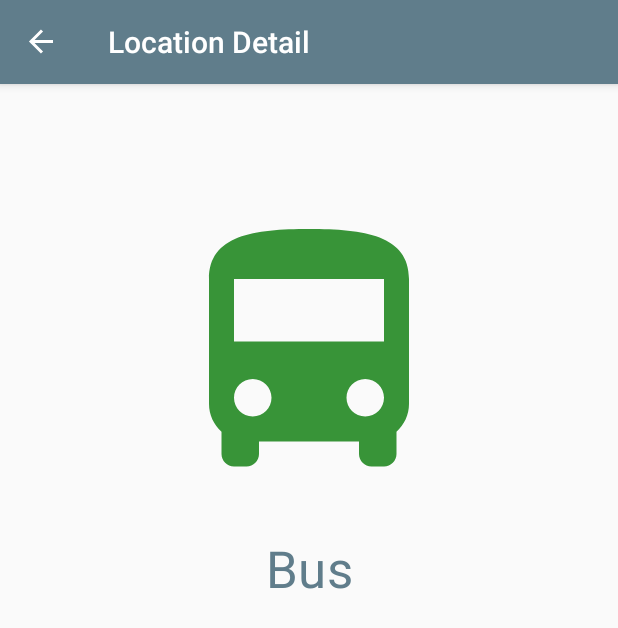
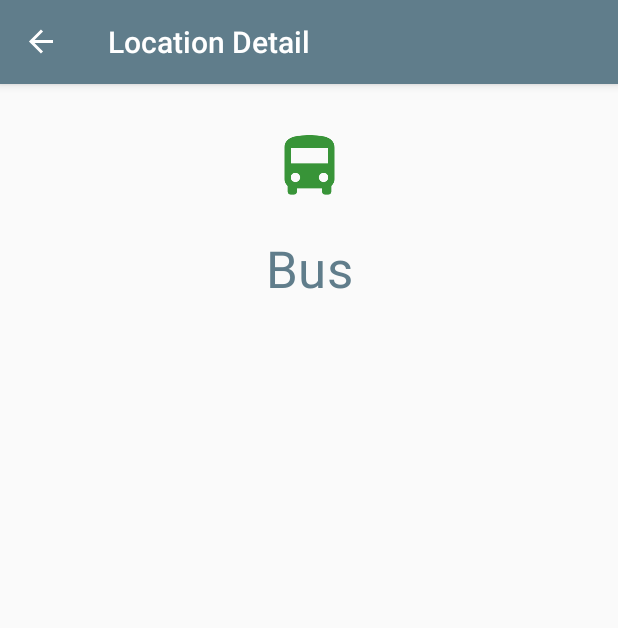
Before and after one commit to mthuhuynh/TourGuideApp, an Android app: the screen it shows after launch (MainActivity), after a tap on "Bus", on a phone screen of 412 x 824 dp. Shown: the top 628 px of the screen. Run offline under Robolectric (Android 15) with nearby library versions, the phone set to English and light mode, and no system bars; our stand-ins replace navigation-ui.

Commit message:
Location Fragment - Gridview Location (no spinner) LocationDetailFragment do not display RecyclerView

```diff
--- a/app/src/main/java/funix/prm/tourguideapp/detail/LocationDetailFragment.java
+++ b/app/src/main/java/funix/prm/tourguideapp/detail/LocationDetailFragment.java
@@ -2,6 +2,11 @@ package funix.prm.tourguideapp.detail;
 
 import android.app.Application;
 import android.os.Bundle;
+import android.content.Context;
+
+import androidx.recyclerview.widget.GridLayoutManager;
+import androidx.recyclerview.widget.LinearLayoutManager;
+import androidx.recyclerview.widget.RecyclerView;
 
 import androidx.fragment.app.Fragment;
 import androidx.lifecycle.Observer;
@@ -14,6 +19,7 @@ import android.widget.ImageView;
 import android.widget.TextView;
 
 import funix.prm.tourguideapp.R;
+import funix.prm.tourguideapp.detail.dummy.DummyContent;
 import funix.prm.tourguideapp.model.Location;
 
 import java.util.Objects;
@@ -22,12 +28,32 @@ import java.util.Objects;
  * A simple {@link Fragment} subclass.
  */
 public class LocationDetailFragment extends Fragment {
-
+    //list
+    // TODO: Customize parameter argument names
+    private static final String ARG_COLUMN_COUNT = "column-count";
+    // TODO: Customize parameters
+    private int mColumnCount = 1;
 
     public LocationDetailFragment() {
         // Required empty public constructor
     }
 
+    public static LocationDetailFragment newInstance(int columnCount) {
+        LocationDetailFragment fragment = new LocationDetailFragment();
+        Bundle args = new Bundle();
+        args.putInt(ARG_COLUMN_COUNT, columnCount);
+        fragment.setArguments(args);
+        return fragment;
+    }
+
+    @Override
+    public void onCreate(Bundle savedInstanceState) {
+        super.onCreate(savedInstanceState);
+
+        if (getArguments() != null) {
+            mColumnCount = getArguments().getInt(ARG_COLUMN_COUNT);
+        }
+    }
 
     @Override
     public View onCreateView(LayoutInflater inflater, ViewGroup container,
@@ -38,12 +64,12 @@ public class LocationDetailFragment extends Fragment {
         final ImageView locationImageView = view.findViewById(R.id.detail_location_image_view);
         final TextView locationNameTextView = view.findViewById(R.id.detail_location_name_text_view);
 
-        Application application = Objects.requireNonNull(getActivity()).getApplication();
-        Location location = LocationDetailFragmentArgs.fromBundle(Objects.requireNonNull(getArguments())).getDetailFragmentArgs();
+        Application application = requireActivity().getApplication();
+        Location location = LocationDetailFragmentArgs.fromBundle(requireArguments()).getDetailFragmentArgs();
         DetailFragmentViewModelFactory factory = new  DetailFragmentViewModelFactory(application, location);
         DetailFragmentViewModel viewModel = ViewModelProviders.of(this, factory).get(DetailFragmentViewModel.class);
 
-        viewModel.getSelectedLocation().observe(this, new Observer<Location>() {
+        viewModel.getSelectedLocation().observe(getViewLifecycleOwner(), new Observer<Location>() {
             @Override
             public void onChanged(Location location) {
                 locationImageView.setImageResource(location.getLocationImage());
@@ -51,6 +77,19 @@ public class LocationDetailFragment extends Fragment {
             }
         });
 
+        //list
+        // Set the adapter
+        if (view instanceof RecyclerView) {
+            Context context = view.getContext();
+            RecyclerView recyclerView = (RecyclerView) view;
+            if (mColumnCount <= 1) {
+                recyclerView.setLayoutManager(new LinearLayoutManager(context));
+            } else {
+                recyclerView.setLayoutManager(new GridLayoutManager(context, mColumnCount));
+            }
+            recyclerView.setAdapter(new AddressRecyclerViewAdapter(DummyContent.ITEMS));
+        }
+
         return view;
     }
 
--- a/app/src/main/res/layout/fragment_location_detail.xml
+++ b/app/src/main/res/layout/fragment_location_detail.xml
@@ -9,25 +9,40 @@
 
     <ImageView
         android:id="@+id/detail_location_image_view"
-        android:layout_width="200dp"
-        android:layout_height="200dp"
-        android:layout_marginTop="80dp"
+        android:layout_width="50dp"
+        android:layout_height="50dp"
+        android:layout_marginTop="30dp"
         tools:src="@drawable/ic_motorcycle"
-        app:layout_constraintEnd_toEndOf="parent"
-        app:layout_constraintStart_toStartOf="parent"
-        app:layout_constraintTop_toTopOf="parent" />
+        app:layout_constraintTop_toTopOf="parent"
+        app:layout_constraintLeft_toLeftOf="parent"
+        app:layout_constraintRight_toRightOf="parent"
+        app:layout_constraintBottom_toTopOf="@id/detail_location_name_text_view"/>
 
     <TextView
         android:id="@+id/detail_location_name_text_view"
         android:layout_width="wrap_content"
         android:layout_height="wrap_content"
         android:layout_marginTop="20dp"
+        android:layout_marginBottom="20dp"
         android:gravity="center"
-        android:text="Motorcycle"
+        android:text="Location"
         android:textAppearance="@style/TextAppearance.MaterialComponents.Headline4"
         android:textColor="@color/colorPrimary"
-        app:layout_constraintEnd_toEndOf="@+id/detail_location_image_view"
-        app:layout_constraintStart_toStartOf="@+id/detail_location_image_view"
-        app:layout_constraintTop_toBottomOf="@+id/detail_location_image_view" />
+        app:layout_constraintLeft_toLeftOf="parent"
+        app:layout_constraintRight_toRightOf="parent"
+        app:layout_constraintTop_toBottomOf="@+id/detail_location_image_view"
+        app:layout_constraintBottom_toTopOf="@id/list"/>
+
+    <androidx.recyclerview.widget.RecyclerView
+        android:id="@+id/list"
+        android:name="funix.prm.TourGuideApp.detail.AddressFragment"
+        android:layout_width="match_parent"
+        android:layout_height="wrap_content"
+        app:layout_constraintTop_toBottomOf="@id/detail_location_name_text_view"
+        android:layout_marginLeft="16dp"
+        android:layout_marginRight="16dp"
+        app:layoutManager="LinearLayoutManager"
+        tools:context=".ItemFragment"
+        tools:listitem="@layout/fragment_address" />
 
 </androidx.constraintlayout.widget.ConstraintLayout>
--- a/app/src/main/res/layout/item_location.xml
+++ b/app/src/main/res/layout/item_location.xml
@@ -21,7 +21,7 @@
             app:layout_constraintEnd_toEndOf="parent"
             app:layout_constraintStart_toStartOf="parent"
             app:layout_constraintTop_toTopOf="parent"
-            tools:srcCompat="@drawable/ic_motorcycle" />
+            tools:srcCompat="@drawable/ic_baseline_hotel_24" />
 
         <TextView
             android:id="@+id/location_name_text_item_view"
@@ -34,7 +34,7 @@
             app:layout_constraintEnd_toEndOf="@id/location_image_item_view"
             app:layout_constraintStart_toStartOf="@id/location_image_item_view"
             app:layout_constraintTop_toBottomOf="@id/location_image_item_view"
-            tools:text="Motorcycle" />
+            tools:text="Hotel" />
 
     </androidx.constraintlayout.widget.ConstraintLayout>
 
```
Also changed, not shown: app/src/main/java/funix/prm/tourguideapp/detail/AddressRecyclerViewAdapter.java (added, +64 -0 lines), app/src/main/java/funix/prm/tourguideapp/detail/dummy/DummyContent.java (added, +72 -0 lines), app/src/main/res/layout/fragment_address.xml (added, +20 -0 lines).
